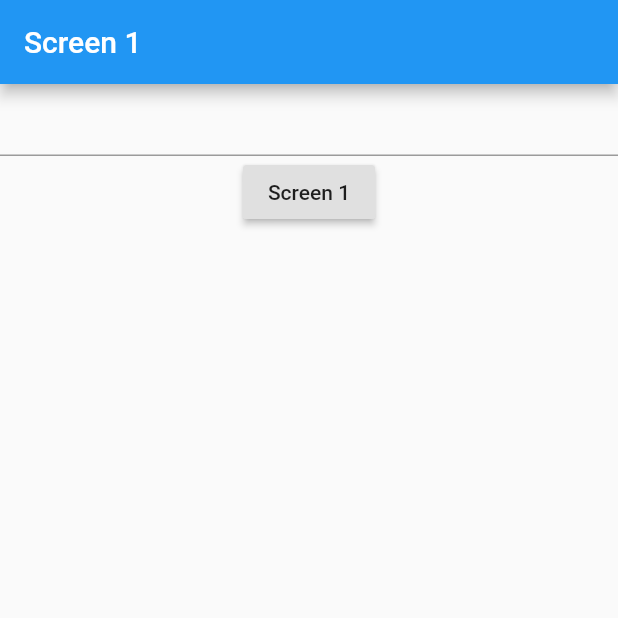
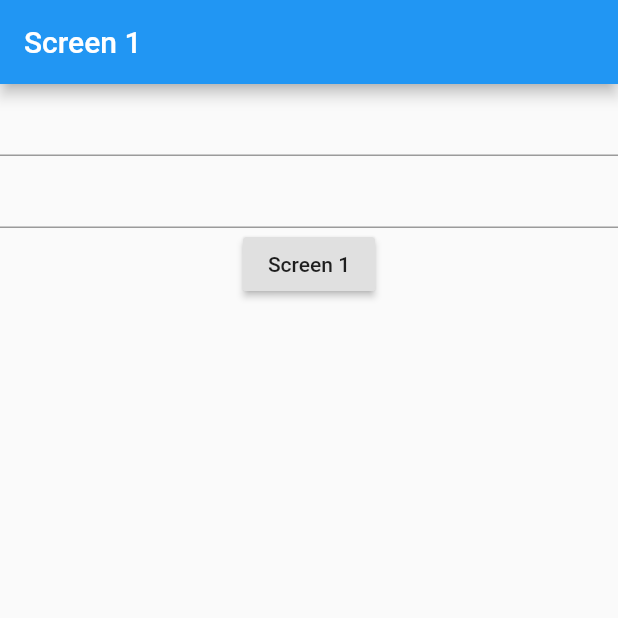
Before and after one commit to samtarmizi/flutter-listapp, a Flutter app: the screen it shows after launch, on a phone screen of 412 x 824 dp, the top half of it. Run offline on Flutter 3.47's test engine with Material 2 defaults, Android fonts, the phone set to English and light mode, and no system bars.

Commit message:
Pass form data

```diff
--- /dev/null
+++ b/lib/model/student.dart
@@ -0,0 +1,9 @@
+class Student{
+  String nama;
+  String age;
+
+  Student(
+    this.nama,
+    this.age
+  );
+}
--- a/lib/screen1.dart
+++ b/lib/screen1.dart
@@ -1,4 +1,5 @@
 import 'package:flutter/material.dart';
+import 'package:list_app/model/student.dart';
 import 'package:list_app/screen2.dart';
 
 class Screen1 extends StatefulWidget {
@@ -7,7 +8,9 @@ class Screen1 extends StatefulWidget {
 }
 
 class _Screen1State extends State<Screen1> {
-  final controller1 = TextEditingController();
+  final _controllernama = TextEditingController();
+  final _controllerage = TextEditingController();
+
 
   @override
   Widget build(BuildContext context) {
@@ -18,13 +21,21 @@ class _Screen1State extends State<Screen1> {
       body: Center(
         child: Column(
           children: <Widget>[
-            TextField( controller: controller1,),
+            TextField( controller: _controllernama,),
+            TextField( controller: _controllerage,),
             RaisedButton(
               child: Text('Screen 1'),
               onPressed: () {
+                Student student;
+                // student.nama = _controllernama.text;
+                // student.age = _controllerage.text;
+
                 Navigator.push(context,
-                    MaterialPageRoute(builder: (context) => Screen2(objectPassed: controller1.text)));
-                print(controller1.text);
+                    MaterialPageRoute(builder: (context) => Screen2
+                    (objectPassed: Student( _controllernama.text, _controllerage.text))
+                    ));
+                print(_controllernama.text);
+                print(_controllerage.text);
               },
             ),
           ],
--- a/lib/screen2.dart
+++ b/lib/screen2.dart
@@ -1,7 +1,8 @@
 import 'package:flutter/material.dart';
+import 'package:list_app/model/student.dart';
 
 class Screen2 extends StatefulWidget {
-  final String objectPassed;
+  final Student objectPassed;
   Screen2({Key key, this.objectPassed}): super(key: key);
 
   @override
@@ -18,7 +19,7 @@ class _Screen2State extends State<Screen2> {
       body: Center(
         child: Column(
           children: <Widget>[
-            Text('${widget.objectPassed}'),
+            Text('${widget.objectPassed.nama} ${widget.objectPassed.age}'),
             RaisedButton(
               child: Text('Screen 3'),
               onPressed: () {
--- a/lib/screen3.dart
+++ b/lib/screen3.dart
@@ -1,5 +1,4 @@
 import 'package:flutter/material.dart';
-import 'package:list_app/screen1.dart';
 
 class Screen3 extends StatelessWidget {
   @override
```
